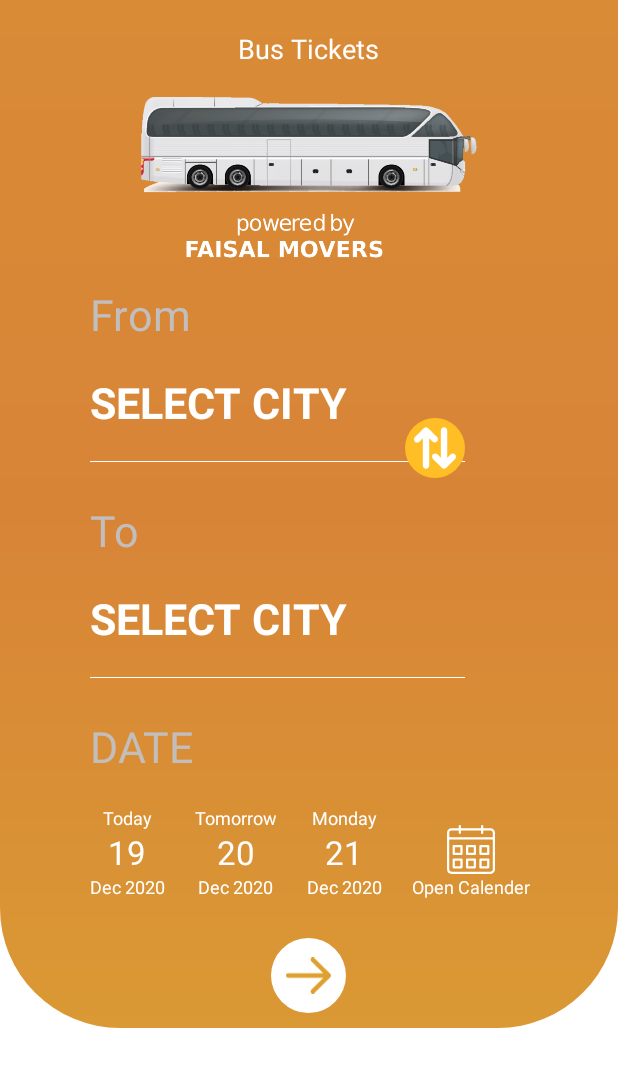
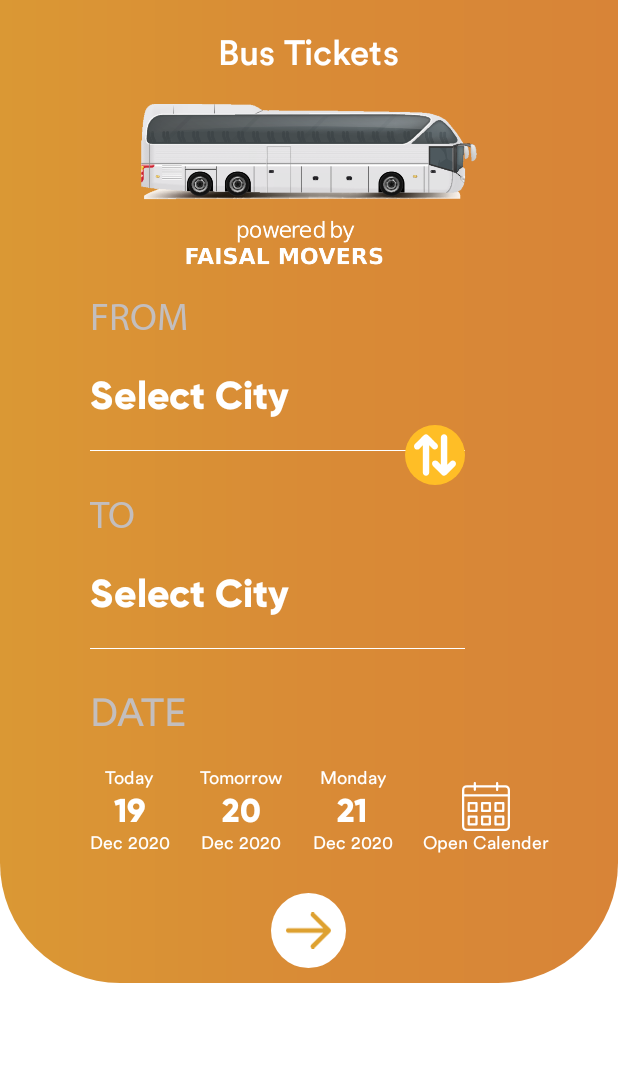
Before and after one commit to usamayasin/Booking-App, an Android app: the screen it shows after launch (HomeActivity), on a phone screen of 412 x 824 dp. Shown: the top 1067 px of the screen. Run offline under Robolectric (Android 15) with nearby library versions, the phone set to English and light mode, and no system bars; our stand-ins replace sdp/ssp sizes.

Commit message:
Home Screen fonts Changed with real fonts

```diff
--- a/app/src/main/res/drawable/bottom_corner_rounded.xml
+++ b/app/src/main/res/drawable/bottom_corner_rounded.xml
@@ -2,10 +2,10 @@
 <shape xmlns:android="http://schemas.android.com/apk/res/android">
 
     <gradient
-        android:startColor="@color/gradient_color_1"
-        android:centerColor="@color/gradient_color_2"
-        android:endColor="@color/gradient_color_3"
-        android:angle="90"/>
+        android:startColor="@color/gradient_color_2"
+        android:centerColor="@color/gradient_color_3"
+        android:endColor="@color/gradient_color_4"
+        android:angle="180"/>
     <corners
         android:bottomLeftRadius="80dp"
         android:bottomRightRadius="80dp"/>
--- a/app/src/main/res/layout/home_activity.xml
+++ b/app/src/main/res/layout/home_activity.xml
@@ -20,9 +20,10 @@
             android:layout_height="wrap_content"
             android:layout_gravity="center"
             android:layout_marginTop="20dp"
+            android:fontFamily="@font/circular_std_medium"
             android:text="@string/bus_tickets"
             android:textColor="@android:color/white"
-            android:textSize="18sp" />
+            android:textSize="@dimen/_18ssp" />
 
         <ImageView
             android:id="@+id/iv_logo"
@@ -44,9 +45,10 @@
                 android:layout_marginStart="60dp"
                 android:layout_marginLeft="60dp"
                 android:layout_marginTop="15dp"
+                android:fontFamily="@font/myriad_pro_regular"
                 android:text="@string/from"
                 android:textColor="@color/city_heading_color"
-                android:textSize="@dimen/_22ssp"
+                android:textSize="@dimen/_20ssp"
                 app:layout_constraintStart_toStartOf="parent"
                 app:layout_constraintTop_toTopOf="parent" />
 
@@ -56,9 +58,10 @@
                 android:layout_height="wrap_content"
                 android:layout_marginTop="20dp"
                 android:hint="@string/select_city"
+                android:fontFamily="@font/gilroy_extra_bold"
                 android:textColor="@android:color/white"
                 android:textColorHint="@color/white"
-                android:textSize="@dimen/_22ssp"
+                android:textSize="@dimen/_20ssp"
                 android:textStyle="bold"
                 app:layout_constraintStart_toStartOf="@+id/tv_headingFrom"
                 app:layout_constraintTop_toBottomOf="@+id/tv_headingFrom" />
@@ -88,8 +91,9 @@
                 android:layout_height="wrap_content"
                 android:layout_marginTop="@dimen/_20sdp"
                 android:text="@string/to"
+                android:fontFamily="@font/myriad_pro_regular"
                 android:textColor="@color/city_heading_color"
-                android:textSize="@dimen/_22ssp"
+                android:textSize="@dimen/_20ssp"
                 app:layout_constraintStart_toStartOf="@+id/view"
                 app:layout_constraintTop_toBottomOf="@+id/view" />
 
@@ -99,9 +103,10 @@
                 android:layout_height="wrap_content"
                 android:layout_marginTop="20dp"
                 android:hint="@string/select_city"
+                android:fontFamily="@font/gilroy_extra_bold"
                 android:textColor="@android:color/white"
                 android:textColorHint="@color/white"
-                android:textSize="@dimen/_22ssp"
+                android:textSize="@dimen/_20ssp"
                 android:textStyle="bold"
                 app:layout_constraintStart_toStartOf="@+id/tv_headingTo"
                 app:layout_constraintTop_toBottomOf="@+id/tv_headingTo" />
@@ -122,9 +127,10 @@
                 android:layout_marginStart="60dp"
                 android:layout_marginLeft="60dp"
                 android:layout_marginTop="@dimen/_20sdp"
+                android:fontFamily="@font/circular_std_book"
                 android:text="@string/date"
                 android:textColor="@color/city_heading_color"
-                android:textSize="@dimen/_22ssp"
+                android:textSize="@dimen/_20ssp"
                 app:layout_constraintStart_toStartOf="parent"
                 app:layout_constraintTop_toBottomOf="@+id/view_1" />
 
@@ -150,6 +156,7 @@
                         android:layout_height="wrap_content"
                         android:layout_gravity="center"
                         android:text="@string/today"
+                        android:fontFamily="@font/circular_std_book"
                         android:textColor="@color/white"
                         android:textSize="12sp" />
 
@@ -159,6 +166,7 @@
                         android:layout_height="wrap_content"
                         android:layout_gravity="center"
                         android:text="09"
+                        android:fontFamily="@font/gilroy_extra_bold"
                         android:textColor="@color/white"
                         android:textSize="22sp" />
 
@@ -168,6 +176,7 @@
                         android:layout_height="wrap_content"
                         android:layout_gravity="center"
                         android:text="Dec 2020"
+                        android:fontFamily="@font/circular_std_book"
                         android:textColor="@color/white"
                         android:textSize="12sp" />
 
@@ -188,6 +197,7 @@
                         android:layout_width="wrap_content"
                         android:layout_height="wrap_content"
                         android:layout_gravity="center"
+                        android:fontFamily="@font/circular_std_book"
                         android:text="@string/tomorrow"
                         android:textColor="@color/white"
                         android:textSize="12sp" />
@@ -198,6 +208,7 @@
                         android:layout_height="wrap_content"
                         android:layout_gravity="center"
                         android:text="09"
+                        android:fontFamily="@font/gilroy_extra_bold"
                         android:textColor="@color/white"
                         android:textSize="22sp" />
 
@@ -207,6 +218,7 @@
                         android:layout_height="wrap_content"
                         android:layout_gravity="center"
                         android:text="Dec 2020"
+                        android:fontFamily="@font/circular_std_book"
                         android:textColor="@color/white"
                         android:textSize="12sp" />
 
@@ -229,6 +241,7 @@
                         android:layout_height="wrap_content"
                         android:layout_gravity="center"
                         android:text="Wednesday"
+                        android:fontFamily="@font/circular_std_book"
                         android:textColor="@color/white"
                         android:textSize="12sp" />
 
@@ -237,6 +250,7 @@
                         android:layout_width="wrap_content"
                         android:layout_height="wrap_content"
                         android:layout_gravity="center"
+                        android:fontFamily="@font/gilroy_extra_bold"
                         android:text="09"
                         android:textColor="@color/white"
                         android:textSize="22sp" />
@@ -246,6 +260,7 @@
                         android:layout_width="wrap_content"
                         android:layout_height="wrap_content"
                         android:layout_gravity="center"
+                        android:fontFamily="@font/circular_std_book"
                         android:text="Dec 2020"
                         android:textColor="@color/white"
                         android:textSize="12sp" />
@@ -274,6 +289,7 @@
                         android:layout_width="wrap_content"
                         android:layout_height="wrap_content"
                         android:layout_gravity="center"
+                        android:fontFamily="@font/circular_std_book"
                         android:text="@string/open_calender"
                         android:textColor="@color/white"
                         android:textSize="12sp" />
--- a/app/src/main/res/values/strings.xml
+++ b/app/src/main/res/values/strings.xml
@@ -1,13 +1,13 @@
 <resources>
     <string name="app_name">Faisal Movers</string>
-    <string name="from">From</string>
-    <string name="to">To</string>
+    <string name="from">FROM</string>
+    <string name="to">TO</string>
     <string name="bus_type">Bus Type</string>
     <string name="price">Price</string>
     <string name="departure">Departure</string>
     <string name="arrival">Arrival</string>
     <string name="no_city_found">No City Found</string>
-    <string name="select_city">SELECT CITY</string>
+    <string name="select_city">Select City</string>
     <string name="today">Today</string>
     <string name="tomorrow">Tomorrow</string>
     <string name="open_calender">Open Calender</string>
```
Also changed, not shown: app/src/main/res/font/gilroy_extra_bold.otf (added), app/src/main/res/font/gilroy_light.otf (added), app/src/main/res/font/myriad_pro_regular.ttf (added).
